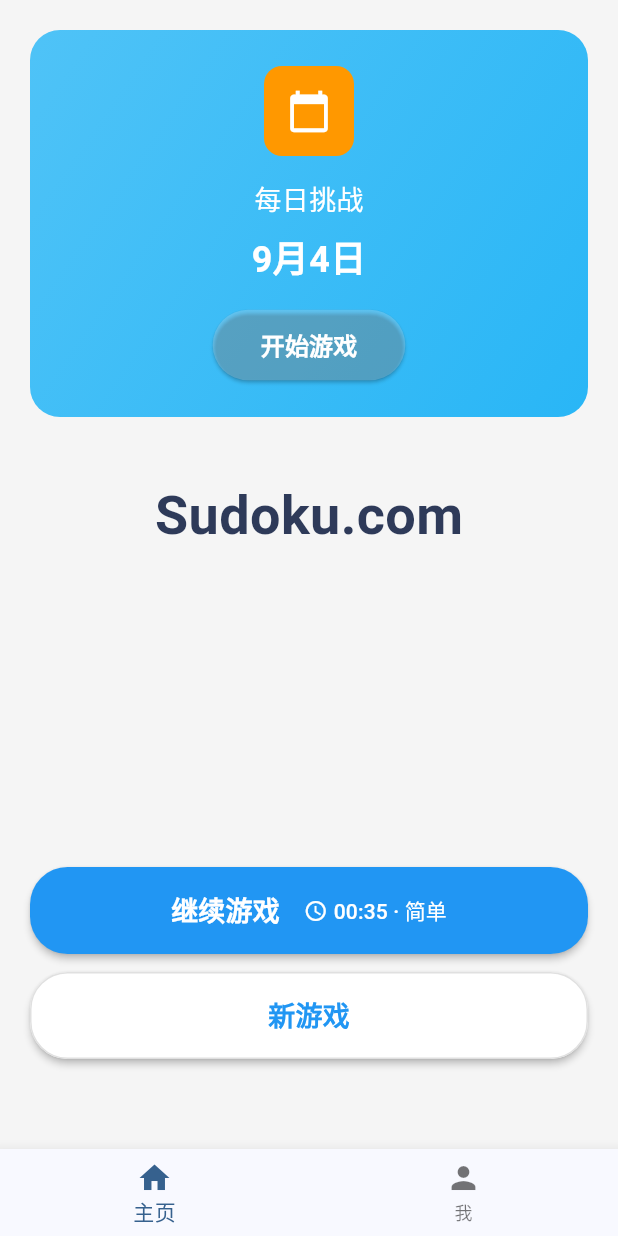
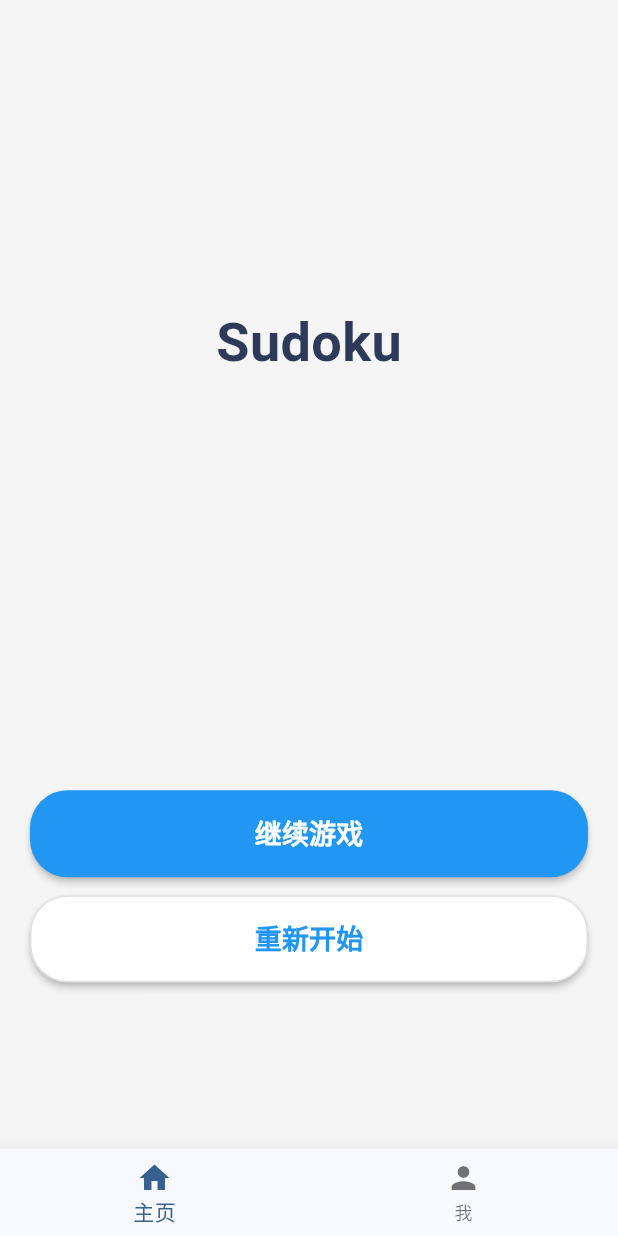
Before and after one commit to jinjiazhang/sudoku, a Flutter app: the screen it shows after launch, on a phone screen of 412 x 824 dp. Run offline on Flutter 3.47's test engine with Material 3 defaults, Android fonts, the phone set to English and light mode, and no system bars.

Commit message:
home screen

```diff
--- a/lib/screens/home_screen.dart
+++ b/lib/screens/home_screen.dart
@@ -1,5 +1,4 @@
 import 'package:flutter/material.dart';
-import '../dialogs/difficulty_dialog.dart';
 import '../models/sudoku_game.dart';
 import 'sudoku_screen.dart';
 
@@ -14,6 +13,7 @@ class _HomeScreenState extends State<HomeScreen> {
   bool hasOngoingGame = false;
   String ongoingGameDifficulty = '简单';
   String ongoingGameTime = '00:35';
+  int selectedDifficulty = 1; // 默认选择1级难度
 
   @override
   void initState() {
@@ -21,33 +21,22 @@ class _HomeScreenState extends State<HomeScreen> {
     hasOngoingGame = true;
   }
 
-  void _startNewGame() async {
-    final difficulty = await showDialog<String>(
-      context: context,
-      builder: (BuildContext context) {
-        return const DifficultyDialog();
-      },
-    );
+  void _startNewGame() {
+    // 根据滑动条的值获取对应的难度
+    GameDifficulty difficulty = GameDifficulty.values[selectedDifficulty - 1];
 
-    if (difficulty != null && mounted) {
-      // 找到对应的难度枚举
-      GameDifficulty? gameDifficulty;
-      for (GameDifficulty d in GameDifficulty.values) {
-        if (d.displayName == difficulty) {
-          gameDifficulty = d;
-          break;
-        }
-      }
-
-      if (gameDifficulty != null) {
     Navigator.push(
       context,
       MaterialPageRoute(
-            builder: (context) => SudokuScreen(difficulty: difficulty),
+        builder: (context) => SudokuScreen(difficulty: difficulty.displayName),
       ),
     );
   }
-    }
+
+  void _restartGame() {
+    setState(() {
+      hasOngoingGame = false; // 清除当前游戏状态，显示难度选择界面
+    });
   }
 
   void _continueGame() {
@@ -71,82 +60,10 @@ class _HomeScreenState extends State<HomeScreen> {
           padding: const EdgeInsets.all(20.0),
           child: Column(
             children: [
-              Container(
-                width: double.infinity,
-                padding: const EdgeInsets.all(24.0),
-                decoration: BoxDecoration(
-                  gradient: const LinearGradient(
-                    colors: [Color(0xFF4FC3F7), Color(0xFF29B6F6)],
-                    begin: Alignment.topLeft,
-                    end: Alignment.bottomRight,
-                  ),
-                  borderRadius: BorderRadius.circular(20),
-                ),
-                child: Column(
-                  children: [
-                    Container(
-                      width: 60,
-                      height: 60,
-                      decoration: BoxDecoration(
-                        color: Colors.orange,
-                        borderRadius: BorderRadius.circular(12),
-                      ),
-                      child: const Icon(
-                        Icons.calendar_today,
-                        color: Colors.white,
-                        size: 30,
-                      ),
-                    ),
-                    const SizedBox(height: 16),
-                    const Text(
-                      '每日挑战',
-                      style: TextStyle(
-                        color: Colors.white,
-                        fontSize: 18,
-                        fontWeight: FontWeight.w500,
-                      ),
-                    ),
-                    const SizedBox(height: 8),
-                    Text(
-                      '${DateTime.now().month}月${DateTime.now().day}日',
-                      style: const TextStyle(
-                        color: Colors.white,
-                        fontSize: 24,
-                        fontWeight: FontWeight.bold,
-                      ),
-                    ),
-                    const SizedBox(height: 16),
-                    ElevatedButton(
-                      onPressed: () {
-                        // TODO: 实现每日挑战
-                      },
-                      style: ElevatedButton.styleFrom(
-                        backgroundColor: Colors.white.withValues(alpha: 0.2),
-                        foregroundColor: Colors.white,
-                        padding: const EdgeInsets.symmetric(
-                          horizontal: 32,
-                          vertical: 12,
-                        ),
-                        shape: RoundedRectangleBorder(
-                          borderRadius: BorderRadius.circular(25),
-                        ),
-                      ),
-                      child: const Text(
-                        '开始游戏',
-                        style: TextStyle(
-                          fontSize: 16,
-                          fontWeight: FontWeight.w600,
-                        ),
-                      ),
-                    ),
-                  ],
-                ),
-              ),
-
-              const SizedBox(height: 40),
+              const Spacer(flex: 2),
 
               const Text(
-                'Sudoku.com',
+                'Sudoku',
                 style: TextStyle(
                   fontSize: 36,
                   fontWeight: FontWeight.bold,
@@ -154,9 +71,11 @@ class _HomeScreenState extends State<HomeScreen> {
                 ),
               ),
 
-              const Spacer(),
+              const Spacer(flex: 3),
 
-              if (hasOngoingGame)
+              // 根据是否有正在进行的游戏显示不同界面
+              if (hasOngoingGame) ...[
+                // 有正在进行的游戏：显示继续游戏和重新开始按钮
                 Container(
                   width: double.infinity,
                   margin: const EdgeInsets.only(bottom: 12),
@@ -171,35 +90,79 @@ class _HomeScreenState extends State<HomeScreen> {
                       ),
                       elevation: 2,
                     ),
-                    child: Row(
-                      mainAxisAlignment: MainAxisAlignment.center,
-                      children: [
-                        const Text(
+                    child: const Text(
                       '继续游戏',
                       style: TextStyle(
                         fontSize: 18,
                         fontWeight: FontWeight.w600,
                       ),
                     ),
-                        const SizedBox(width: 16),
-                        Row(
-                          children: [
-                            const Icon(
-                              Icons.access_time,
-                              size: 16,
-                            ),
-                            const SizedBox(width: 4),
-                            Text(
-                              '$ongoingGameTime · $ongoingGameDifficulty',
-                              style: const TextStyle(
-                                fontSize: 14,
                   ),
                 ),
-                          ],
-                        ),
-                      ],
+
+                SizedBox(
+                  width: double.infinity,
+                  child: ElevatedButton(
+                    onPressed: _restartGame,
+                    style: ElevatedButton.styleFrom(
+                      backgroundColor: Colors.white,
+                      foregroundColor: const Color(0xFF2196F3),
+                      padding: const EdgeInsets.symmetric(vertical: 16),
+                      shape: RoundedRectangleBorder(
+                        borderRadius: BorderRadius.circular(25),
+                        side: const BorderSide(
+                          color: Color(0xFFE0E0E0),
+                          width: 1,
                         ),
                       ),
+                      elevation: 2,
+                    ),
+                    child: const Text(
+                      '重新开始',
+                      style: TextStyle(
+                        fontSize: 18,
+                        fontWeight: FontWeight.w600,
+                      ),
+                    ),
+                  ),
+                ),
+              ] else ...[
+                // 没有正在进行的游戏：显示难度选择和开始游戏按钮
+                Column(
+                  crossAxisAlignment: CrossAxisAlignment.center,
+                  children: [
+                    Text(
+                      '难度: $selectedDifficulty',
+                      style: const TextStyle(
+                        fontSize: 16,
+                        fontWeight: FontWeight.w600,
+                        color: Color(0xFF2E3A59),
+                      ),
+                    ),
+                    const SizedBox(height: 20),
+                    SliderTheme(
+                      data: SliderTheme.of(context).copyWith(
+                        activeTrackColor: const Color(0xFF2196F3),
+                        inactiveTrackColor: Colors.grey[300],
+                        thumbColor: const Color(0xFF2196F3),
+                        overlayColor: const Color(0xFF2196F3).withValues(alpha: 0.2),
+                        trackHeight: 4.0,
+                        thumbShape: const RoundSliderThumbShape(enabledThumbRadius: 8.0),
+                      ),
+                      child: Slider(
+                        value: selectedDifficulty.toDouble(),
+                        min: 1.0,
+                        max: 9.0,
+                        divisions: 8,
+                        onChanged: (value) {
+                          setState(() {
+                            selectedDifficulty = value.round();
+                          });
+                        },
+                      ),
+                    ),
+                    const SizedBox(height: 20),
+                  ],
                 ),
 
                 SizedBox(
@@ -220,7 +183,7 @@ class _HomeScreenState extends State<HomeScreen> {
                       elevation: 2,
                     ),
                     child: const Text(
-                    '新游戏',
+                      '开始游戏',
                       style: TextStyle(
                         fontSize: 18,
                         fontWeight: FontWeight.w600,
@@ -228,8 +191,9 @@ class _HomeScreenState extends State<HomeScreen> {
                     ),
                   ),
                 ),
+              ],
 
-              const SizedBox(height: 40),
+              const Spacer(flex: 1),
             ],
           ),
         ),
```
Also changed, not shown: lib/dialogs/difficulty_dialog.dart (deleted, +0 -108 lines), lib/screens/profile_screen.dart (+3 -14 lines). Lines whose indentation alone changed are shown as unchanged.
